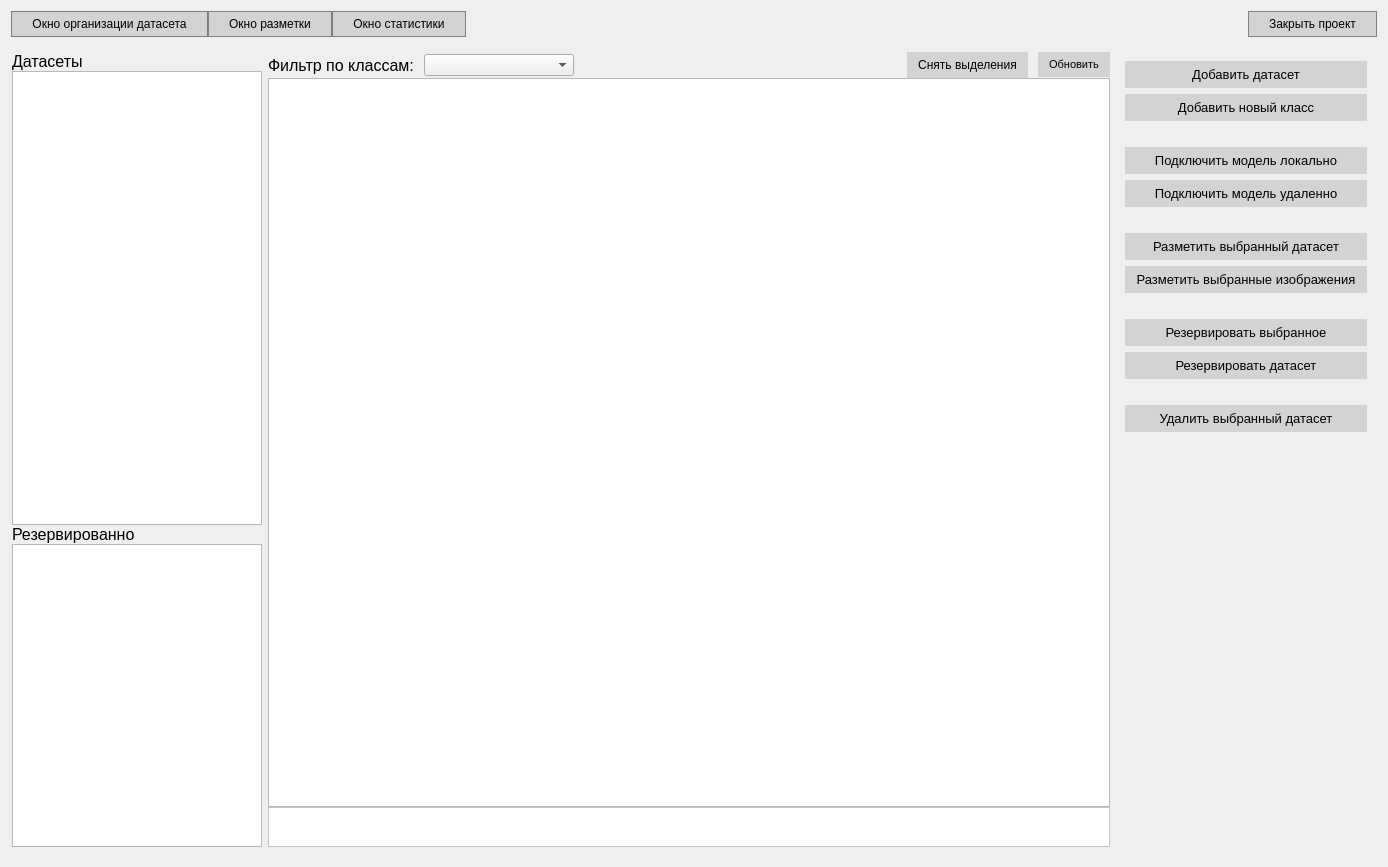
This is desktop_app/design/dataset_page.ui in ivansoya/neural-master as Qt 5 draws it before an edit. The edited form follows.
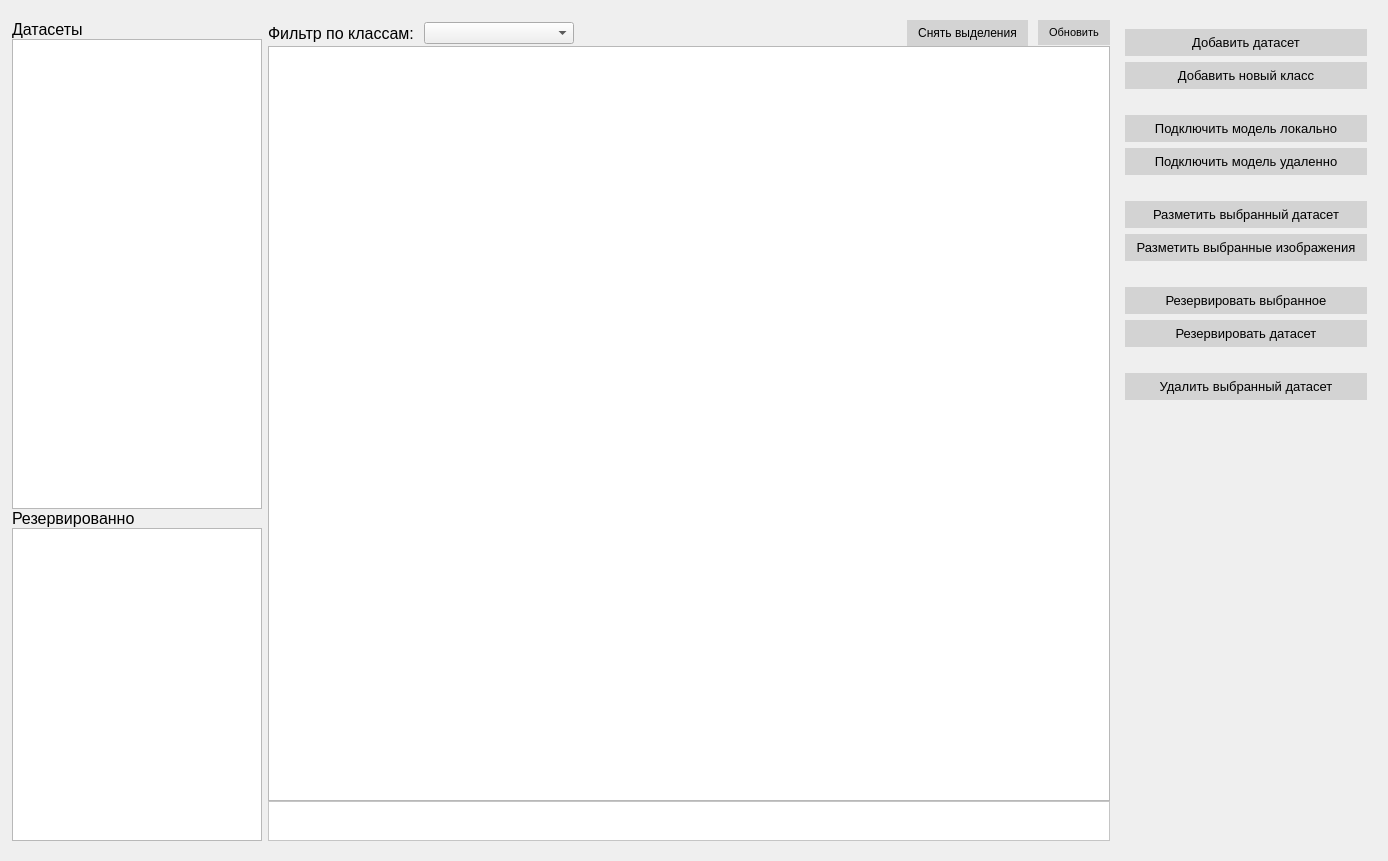
This is the edited form. Custom widgets are drawn as their Qt base class.

Diff of the .ui file:
```diff
--- a/desktop_app/design/dataset_page.ui
+++ b/desktop_app/design/dataset_page.ui
@@ -7,7 +7,7 @@
     <x>0</x>
     <y>0</y>
     <width>1388</width>
-    <height>867</height>
+    <height>861</height>
    </rect>
   </property>
   <property name="windowTitle">
@@ -32,109 +32,6 @@
 }</string>
   </property>
   <layout class="QVBoxLayout" name="page_main_layout">
-   <item>
-    <layout class="QHBoxLayout" name="horizontalLayout_7">
-     <property name="spacing">
-      <number>0</number>
-     </property>
-     <item>
-      <widget class="QPushButton" name="button_to_datasets_settings">
-       <property name="mouseTracking">
-        <bool>true</bool>
-       </property>
-       <property name="styleSheet">
-        <string notr="true">QPushButton {
-padding: 5px 20px;
-border: 1px solid #7a7b7d;
-}
-
-QPushButton:hover {
-	border: 1px solid #0048ff;
-}</string>
-       </property>
-       <property name="text">
-        <string>Окно организации датасета</string>
-       </property>
-      </widget>
-     </item>
-     <item>
-      <widget class="QPushButton" name="button_to_annotation_scene">
-       <property name="mouseTracking">
-        <bool>true</bool>
-       </property>
-       <property name="tabletTracking">
-        <bool>false</bool>
-       </property>
-       <property name="styleSheet">
-        <string notr="true">QPushButton {
-padding: 5px 20px;
-border: 1px solid gray;
-}
-
-QPushButton:hover {
-	border: 1px solid #0048ff;
-}</string>
-       </property>
-       <property name="text">
-        <string>Окно разметки</string>
-       </property>
-      </widget>
-     </item>
-     <item>
-      <widget class="QPushButton" name="button_to_statistics">
-       <property name="mouseTracking">
-        <bool>true</bool>
-       </property>
-       <property name="styleSheet">
-        <string notr="true">QPushButton {
-padding: 5px 20px;
-border: 1px solid gray;
-}
-
-QPushButton:hover {
-	border: 1px solid #0048ff;
-}</string>
-       </property>
-       <property name="text">
-        <string>Окно статистики</string>
-       </property>
-      </widget>
-     </item>
-     <item>
-      <spacer name="horizontalSpacer">
-       <property name="orientation">
-        <enum>Qt::Horizontal</enum>
-       </property>
-       <property name="sizeHint" stdset="0">
-        <size>
-         <width>40</width>
-         <height>20</height>
-        </size>
-       </property>
-      </spacer>
-     </item>
-     <item>
-      <widget class="QPushButton" name="button_clear_dataset">
-       <property name="mouseTracking">
-        <bool>true</bool>
-       </property>
-       <property name="styleSheet">
-        <string notr="true">QPushButton {
-padding: 5px 20px;
-border: 1px solid gray;
-}
-
-QPushButton:hover {
-	border: 1px solid #0048ff;
-}</string>
-       </property>
-       <property name="text">
-        <string>Закрыть проект</string>
-       </property>
-      </widget>
-     </item>
-    </layout>
-   </item>
    <item>
     <widget class="QWidget" name="dataset_display" native="true">
      <layout class="QHBoxLayout" name="horizontalLayout">
```
